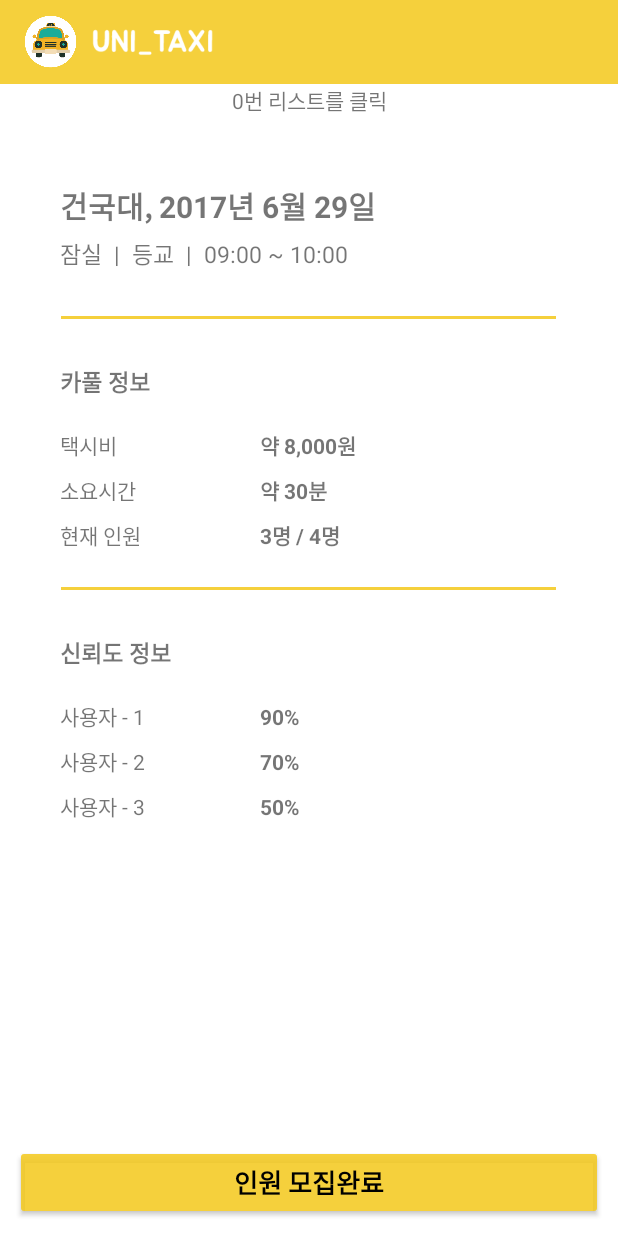
After one commit to limjaein/UniTaxi, an Android app: the u05_User_Activity screen opened directly, with no data from a screen before it, on a phone screen of 412 x 824 dp. The commit adds this screen. Run offline under Robolectric (Android 15) with nearby library versions, the phone set to English and light mode, and no system bars.

Commit message:
성배 - 현재위치 버튼, 롱클릭, 사용자 정보화면 UI

```diff
--- a/app/build.gradle
+++ b/app/build.gradle
@@ -24,6 +24,7 @@ dependencies {
     androidTestCompile('com.android.support.test.espresso:espresso-core:2.2.2', {
         exclude group: 'com.android.support', module: 'support-annotations'
     })
+    compile files('libs/com.skp.Tmap_1.0.47.jar')
     compile 'com.android.support:appcompat-v7:25.3.1'
     compile 'com.google.firebase:firebase-core:10.2.1'
     compile 'com.android.support.constraint:constraint-layout:1.0.2'
@@ -31,6 +32,5 @@ dependencies {
     compile 'com.android.support:design:25.3.1'
     compile 'com.google.firebase:firebase-database:10.2.1'
     testCompile 'junit:junit:4.12'
-    compile files('libs/com.skp.Tmap_1.0.47.jar')
 }
 apply plugin: 'com.google.gms.google-services'
--- a/app/src/main/java/com/example/jaein/unitaxi/MyAdminAdapter.java
+++ b/app/src/main/java/com/example/jaein/unitaxi/MyAdminAdapter.java
@@ -8,7 +8,7 @@ import android.view.LayoutInflater;
 import android.view.View;
 import android.view.ViewGroup;
 import android.widget.BaseAdapter;
-import android.widget.ImageButton;
+import android.widget.ImageView;
 import android.widget.TextView;
 
 import java.util.ArrayList;
@@ -61,7 +61,7 @@ public class MyAdminAdapter extends BaseAdapter{
         tv_date = (TextView) convertView.findViewById(R.id.date);
         tv_time = (TextView) convertView.findViewById(R.id.time);
         tv_number = (TextView) convertView.findViewById(R.id.L_number);
-        final ImageButton Btn = (ImageButton)convertView.findViewById(R.id.inBtn);
+        final ImageView Btn = (ImageView)convertView.findViewById(R.id.inBtn);
 
 
         String date = "";
--- a/app/src/main/java/com/example/jaein/unitaxi/f02_Fragment.java
+++ b/app/src/main/java/com/example/jaein/unitaxi/f02_Fragment.java
@@ -1,13 +1,16 @@
 package com.example.jaein.unitaxi;
 
 
+import android.content.Intent;
 import android.os.Bundle;
 import android.support.annotation.Nullable;
 import android.support.v4.app.Fragment;
 import android.view.LayoutInflater;
 import android.view.View;
 import android.view.ViewGroup;
+import android.widget.AdapterView;
 import android.widget.ListView;
+import android.widget.Toast;
 
 import com.google.firebase.database.DataSnapshot;
 import com.google.firebase.database.DatabaseError;
@@ -77,6 +80,21 @@ public class f02_Fragment extends Fragment {
         super.onActivityCreated(savedInstanceState);
         admin_list = new ArrayList<>();
         listView = (ListView)getActivity().findViewById(R.id.listView);
+        listView.setOnItemClickListener(new AdapterView.OnItemClickListener() {
+            public void onItemClick(AdapterView<?> parent, View view, int position, long id) {
+                Toast.makeText(getActivity(), (position + 1) + " : Click", Toast.LENGTH_LONG).show();
+            }
+        });
+        listView.setOnItemLongClickListener(new AdapterView.OnItemLongClickListener() {
+            public boolean onItemLongClick(AdapterView<?> parent, View view,
+                                           int position, long id) {
+                Toast.makeText(getActivity(), (position + 1) + " : Long Click", Toast.LENGTH_SHORT).show();
+                Intent intent = new Intent(getActivity(), u05_User_Activity.class);
+                intent.putExtra("position", position + 1);
+                startActivity(intent);
+                return true;
+            }
+        });
         getData();
     }
 }
--- /dev/null
+++ b/app/src/main/java/com/example/jaein/unitaxi/u05_User_Activity.java
@@ -0,0 +1,21 @@
+package com.example.jaein.unitaxi;
+
+import android.content.Intent;
+import android.os.Bundle;
+import android.support.v7.app.AppCompatActivity;
+import android.widget.TextView;
+
+public class u05_User_Activity extends AppCompatActivity {
+
+    private Intent intent;
+    private TextView textPosition;
+
+    @Override
+    protected void onCreate(Bundle savedInstanceState) {
+        super.onCreate(savedInstanceState);
+        setContentView(R.layout.activity_u05_user);
+        intent = getIntent();
+        textPosition = (TextView) findViewById(R.id.textPosition);
+        textPosition.setText(toString().valueOf(intent.getIntExtra("position",0)) + "번 리스트를 클릭");
+    }
+}
--- /dev/null
+++ b/app/src/main/res/layout/activity_u05_user.xml
@@ -0,0 +1,233 @@
+<?xml version="1.0" encoding="utf-8"?>
+<LinearLayout xmlns:android="http://schemas.android.com/apk/res/android"
+    xmlns:app="http://schemas.android.com/apk/res-auto"
+    xmlns:tools="http://schemas.android.com/tools"
+    android:layout_width="match_parent"
+    android:layout_height="match_parent"
+    android:orientation="vertical"
+    android:background="@color/colorWhite"
+    tools:context="com.example.jaein.unitaxi.u05_User_Activity">
+
+    <android.support.v7.widget.Toolbar
+        android:id="@+id/my_toolbar"
+        android:layout_width="match_parent"
+        android:layout_height="wrap_content"
+        android:layout_alignParentTop="true"
+        android:background="@color/colorYellow"
+        android:minHeight="?attr/actionBarSize"
+        android:theme="@style/ThemeOverlay.AppCompat.Dark.ActionBar"
+        app:popupTheme="@style/ThemeOverlay.AppCompat.Light">
+        <LinearLayout
+            android:layout_width="match_parent"
+            android:layout_height="match_parent"
+            android:orientation="horizontal">
+            <Button
+                android:layout_width="35dp"
+                android:layout_height="35dp"
+                android:background="@drawable/tbicon"/>
+            <Button
+                android:layout_width="90dp"
+                android:layout_height="35dp"
+                android:layout_marginLeft="5dp"
+                android:background="@drawable/logomain"/>
+        </LinearLayout>
+    </android.support.v7.widget.Toolbar>
+
+    <TextView
+        android:id="@+id/textPosition"
+        android:layout_width="match_parent"
+        android:layout_height="wrap_content"
+        android:gravity="center"
+        android:text="초기화 전"/>
+
+    <LinearLayout
+        android:layout_width="match_parent"
+        android:layout_height="wrap_content"
+        android:layout_marginTop="30dp"
+        android:orientation="vertical">
+        <TextView
+            android:layout_width="match_parent"
+            android:layout_height="50dp"
+            android:background="@color/colorWhite"
+            android:gravity="bottom"
+            android:paddingBottom="5dp"
+            android:paddingLeft="40dp"
+            android:text="건국대, 2017년 6월 29일"
+            android:textSize="20dp"
+            android:textStyle="bold" />
+        <TextView
+            android:layout_width="match_parent"
+            android:layout_height="wrap_content"
+            android:background="@color/colorWhite"
+            android:gravity="center_vertical"
+            android:paddingLeft="40dp"
+            android:text="잠실  |  등교  |  09:00 ~ 10:00"
+            android:textSize="15dp" />
+    </LinearLayout>
+    <LinearLayout
+        android:layout_width="330dp"
+        android:layout_height="2dp"
+        android:layout_marginTop="30dp"
+        android:layout_marginBottom="30dp"
+        android:layout_gravity="center"
+        android:background="@color/colorYellow">
+    </LinearLayout>
+    <LinearLayout
+        android:layout_width="match_parent"
+        android:layout_height="wrap_content">
+        <TextView
+            android:layout_width="match_parent"
+            android:layout_height="match_parent"
+            android:paddingLeft="40dp"
+            android:layout_marginBottom="20dp"
+            android:text="카풀 정보"
+            android:textSize="15dp"
+            android:textStyle="bold"/>
+    </LinearLayout>
+    <LinearLayout
+        android:layout_width="match_parent"
+        android:layout_height="wrap_content"
+        android:orientation="horizontal">
+        <TextView
+            android:layout_width="0dp"
+            android:layout_weight="3"
+            android:layout_height="30dp"
+            android:paddingLeft="40dp"
+            android:text="택시비" />
+        <TextView
+            android:layout_width="0dp"
+            android:layout_weight="7"
+            android:layout_height="30dp"
+            android:paddingLeft="50dp"
+            android:text="약 8,000원"
+            android:textStyle="bold"/>
+    </LinearLayout>
+    <LinearLayout
+        android:layout_width="match_parent"
+        android:layout_height="wrap_content"
+        android:orientation="horizontal">
+        <TextView
+            android:layout_width="0dp"
+            android:layout_weight="3"
+            android:layout_height="30dp"
+            android:paddingLeft="40dp"
+            android:text="소요시간" />
+        <TextView
+            android:layout_width="0dp"
+            android:layout_weight="7"
+            android:layout_height="30dp"
+            android:paddingLeft="50dp"
+            android:text="약 30분"
+            android:textStyle="bold"/>
+    </LinearLayout>
+    <LinearLayout
+        android:layout_width="match_parent"
+        android:layout_height="wrap_content"
+        android:orientation="horizontal">
+        <TextView
+            android:layout_width="0dp"
+            android:layout_weight="3"
+            android:layout_height="30dp"
+            android:paddingLeft="40dp"
+            android:text="현재 인원" />
+        <TextView
+            android:layout_width="0dp"
+            android:layout_weight="7"
+            android:layout_height="30dp"
+            android:paddingLeft="50dp"
+            android:text="3명 / 4명 "
+            android:textStyle="bold"/>
+    </LinearLayout>
+    <LinearLayout
+        android:layout_width="330dp"
+        android:layout_height="2dp"
+        android:layout_marginTop="15dp"
+        android:layout_marginBottom="30dp"
+        android:layout_gravity="center"
+        android:background="@color/colorYellow">
+    </LinearLayout>
+    <LinearLayout
+        android:layout_width="match_parent"
+        android:layout_height="wrap_content">
+        <TextView
+            android:layout_width="match_parent"
+            android:layout_height="match_parent"
+            android:paddingLeft="40dp"
+            android:layout_marginBottom="20dp"
+            android:text="신뢰도 정보"
+            android:textSize="15dp"
+            android:textStyle="bold"/>
+    </LinearLayout>
+    <LinearLayout
+        android:layout_width="match_parent"
+        android:layout_height="wrap_content"
+        android:orientation="horizontal">
+        <TextView
+            android:layout_width="0dp"
+            android:layout_weight="3"
+            android:layout_height="30dp"
+            android:paddingLeft="40dp"
+            android:text="사용자 - 1" />
+        <TextView
+            android:layout_width="0dp"
+            android:layout_weight="7"
+            android:layout_height="30dp"
+            android:paddingLeft="50dp"
+            android:text="90%"
+            android:textStyle="bold"/>
+    </LinearLayout>
+    <LinearLayout
+        android:layout_width="match_parent"
+        android:layout_height="wrap_content"
+        android:orientation="horizontal">
+        <TextView
+            android:layout_width="0dp"
+            android:layout_weight="3"
+            android:layout_height="30dp"
+            android:paddingLeft="40dp"
+            android:text="사용자 - 2" />
+        <TextView
+            android:layout_width="0dp"
+            android:layout_weight="7"
+            android:layout_height="30dp"
+            android:paddingLeft="50dp"
+            android:text="70%"
+            android:textStyle="bold"/>
+    </LinearLayout>
+    <LinearLayout
+        android:layout_width="match_parent"
+        android:layout_height="wrap_content"
+        android:layout_marginBottom="30dp"
+        android:orientation="horizontal">
+        <TextView
+            android:layout_width="0dp"
+            android:layout_weight="3"
+            android:layout_height="30dp"
+            android:paddingLeft="40dp"
+            android:text="사용자 - 3" />
+        <TextView
+            android:layout_width="0dp"
+            android:layout_weight="7"
+            android:layout_height="30dp"
+            android:paddingLeft="50dp"
+            android:text="50%"
+            android:textStyle="bold"/>
+    </LinearLayout>
+    <LinearLayout
+        android:layout_width="match_parent"
+        android:layout_height="match_parent">
+        <Button
+            android:layout_width="match_parent"
+            android:layout_height="50dp"
+            android:layout_gravity="bottom"
+            android:layout_marginLeft="10dp"
+            android:layout_marginRight="10dp"
+            android:layout_marginBottom="5dp"
+            android:text="인원 모집완료"
+            android:textColor="@color/colorPrimary"
+            android:textStyle="bold"
+            android:textSize="17dp"
+            android:backgroundTint="@color/colorYellow"/>
+    </LinearLayout>
+
+</LinearLayout>
--- a/app/src/main/res/layout/admin_list_row.xml
+++ b/app/src/main/res/layout/admin_list_row.xml
@@ -70,7 +70,7 @@
             android:layout_height="match_parent"
             android:orientation="vertical"
             android:gravity="center">
-            <ImageButton
+            <ImageView
                 android:id="@+id/inBtn"
                 android:layout_width="70dp"
                 android:layout_height="35dp"
--- a/app/src/main/res/layout/fragment_f01.xml
+++ b/app/src/main/res/layout/fragment_f01.xml
@@ -105,6 +105,11 @@
             android:textAlignment="center"
             android:textColor="@color/colorWhite"
             android:background="@color/colorPosition"/>
+        <Button
+            android:layout_width="50dp"
+            android:layout_height="50dp"
+            android:layout_marginTop="15dp"
+            android:background="@drawable/button_now"/>
         <LinearLayout
             android:id="@+id/info_box"
             android:layout_width="wrap_content"
--- a/app/src/main/res/values/dimens.xml
+++ b/app/src/main/res/values/dimens.xml
@@ -2,4 +2,5 @@
     <!-- Default screen margins, per the Android Design guidelines. -->
     <dimen name="activity_horizontal_margin">16dp</dimen>
     <dimen name="activity_vertical_margin">16dp</dimen>
+    <dimen name="fab_margin">16dp</dimen>
 </resources>
--- a/app/src/main/res/values/strings.xml
+++ b/app/src/main/res/values/strings.xml
@@ -3,4 +3,5 @@
 
     <!-- TODO: Remove or change this placeholder text -->
     <string name="hello_blank_fragment">Hello blank fragment</string>
+    <string name="title_activity_u05_user">u05</string>
 </resources>
--- a/app/src/main/res/values/styles.xml
+++ b/app/src/main/res/values/styles.xml
@@ -8,4 +8,8 @@
         <item name="colorAccent">@color/colorAccent</item>
     </style>
 
+    <style name="AppTheme.AppBarOverlay" parent="ThemeOverlay.AppCompat.Dark.ActionBar" />
+
+    <style name="AppTheme.PopupOverlay" parent="ThemeOverlay.AppCompat.Light" />
+
 </resources>
```
Also changed, not shown: app/src/main/AndroidManifest.xml (+26 -22 lines), app/src/main/res/drawable/button_now.png (added).
